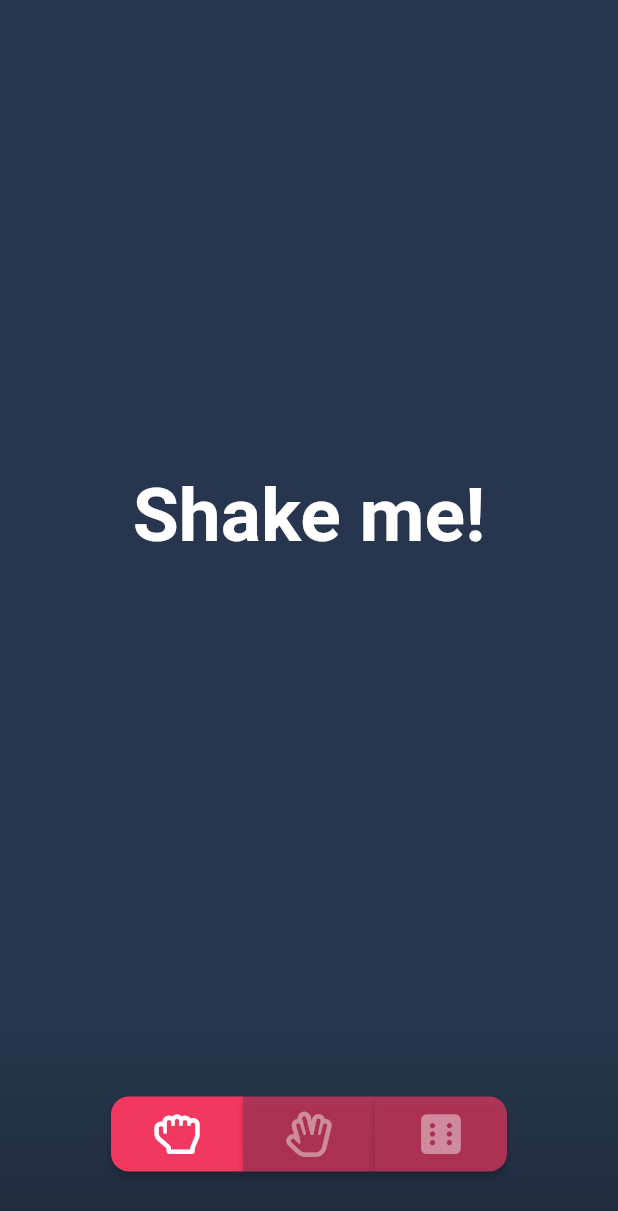
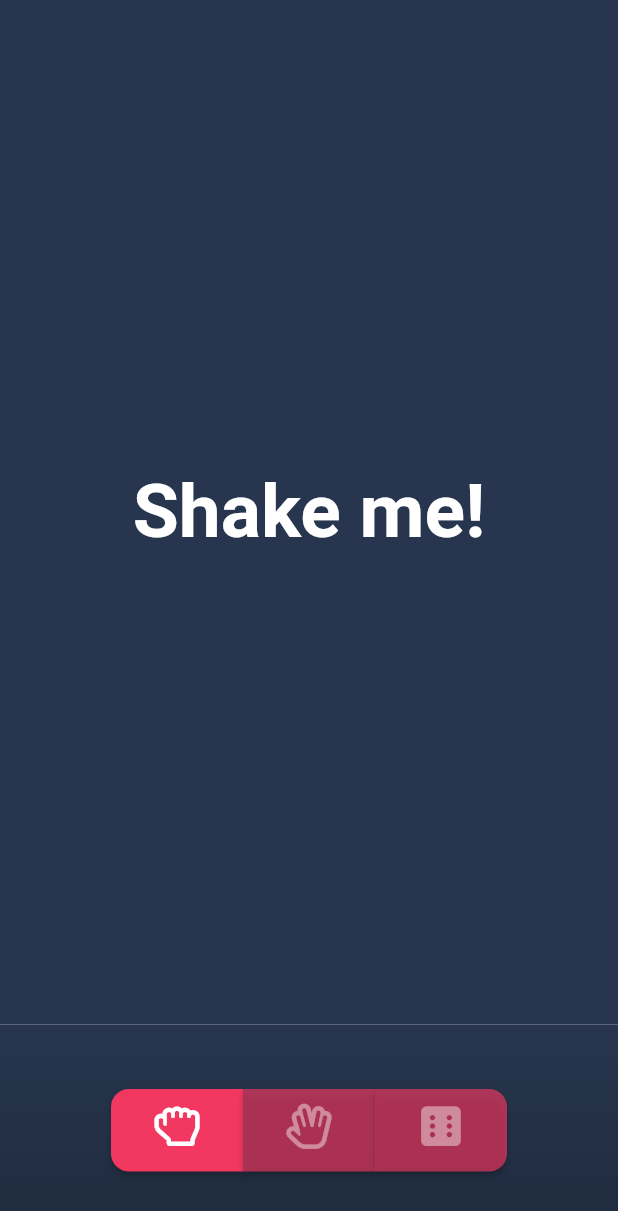
Before and after one commit to onetdev/flutter_shaky_rps, a Flutter app: the screen it shows after launch, on a phone screen of 412 x 824 dp. Shown: the top 1211 px of the screen. Run offline on Flutter 3.47's test engine with Material 2 defaults, Android fonts, the phone set to English and light mode, and no system bars; our stand-ins replace font_awesome_flutter; missing offline and left inert: shake.

Commit message:
Better spacing for source selector.

```diff
--- a/lib/ui/widget/source_selector.dart
+++ b/lib/ui/widget/source_selector.dart
@@ -59,7 +59,7 @@ class SourceSelector extends StatelessWidget {
         child: RaisedButton(
           onPressed: () => onChanged(mode),
           color: color,
-          padding: EdgeInsets.symmetric(vertical: 10, horizontal: 20),
+          padding: EdgeInsets.only(left: 10, right: 10, top: 10, bottom: 15),
           shape: RoundedRectangleBorder(borderRadius: radius),
           child: Icon(
             mode.icon.icon,
```
